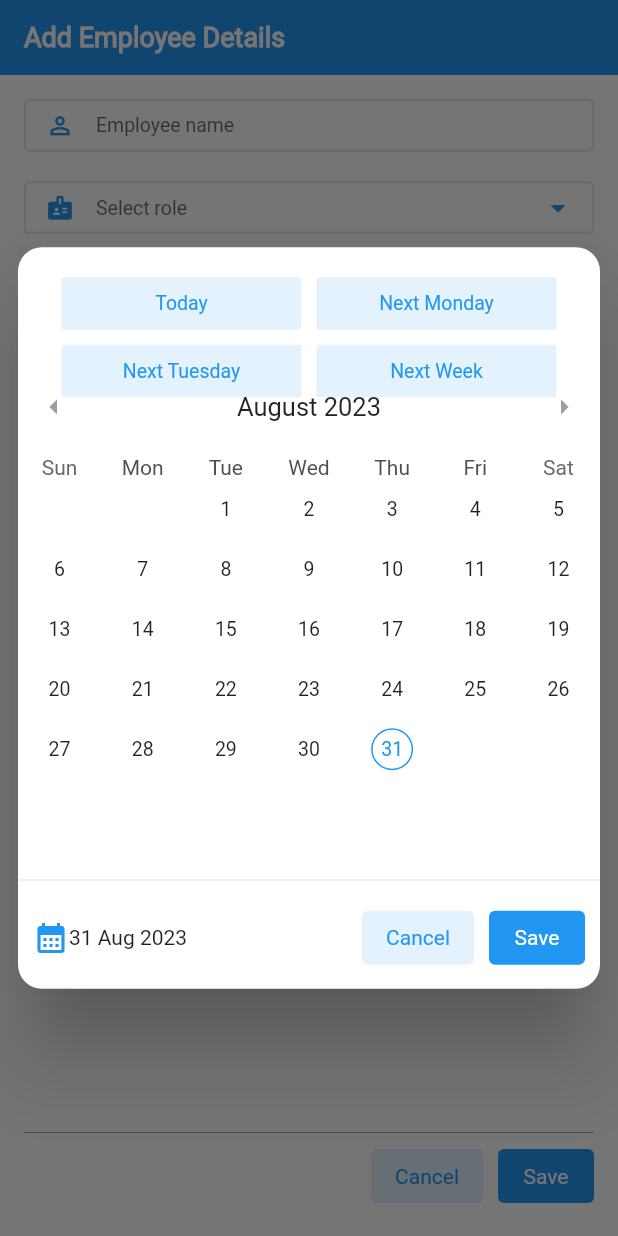
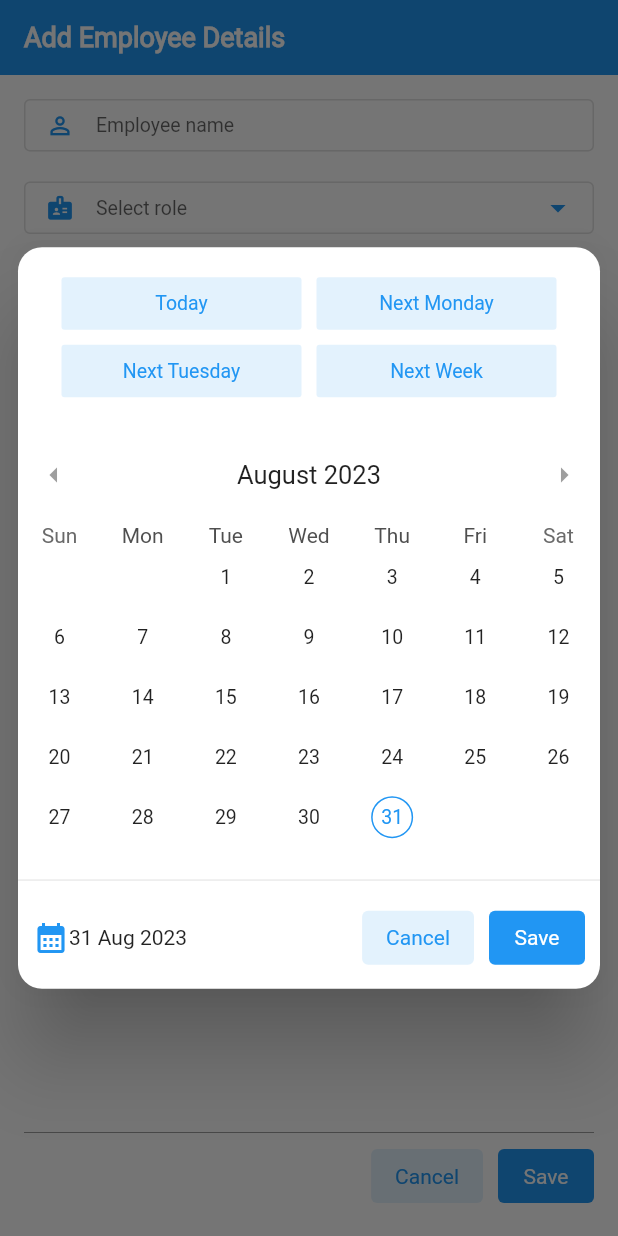
Before and after one commit to CodeRebirth/simple_employee_management, a Flutter app: the AddOrEditEmployeeDetails screen opened directly, after a tap on "Today", on a phone screen of 412 x 824 dp. Run offline on Flutter 3.47's test engine with Material 2 defaults, Android fonts, the phone set to English and light mode, and no system bars; drawn by our look-alikes of table_calendar; our stand-ins replace bloc, equatable, flutter_bloc, flutter_svg, sqflite; accounts and stored records are empty.

Commit message:
added bug fixes

```diff
--- a/lib/ui/screens/add_employee.dart
+++ b/lib/ui/screens/add_employee.dart
@@ -70,8 +70,7 @@ class _AddEmployeeDetailsState extends State<AddOrEditEmployeeDetails> {
                   child: Center(
                     child: Column(
                       children: [
-                        Expanded(
-                          child: Container(
+                        Container(
                             padding: const EdgeInsets.all(10.0),
                             alignment: Alignment.center,
                             child: Wrap(
@@ -187,6 +186,8 @@ class _AddEmployeeDetailsState extends State<AddOrEditEmployeeDetails> {
                                   )
                               ],
                             )),
+                        Container(
+                          height: 10,
                         ),
                         TableCalendar(
                           calendarStyle: CalendarStyle(
@@ -283,7 +284,9 @@ class _AddEmployeeDetailsState extends State<AddOrEditEmployeeDetails> {
                                           style: ElevatedButton.styleFrom(elevation: 0),
                                           onPressed: () {
                                             if (whichDate == "joinDate") {
+                                              if (selectedDay != null) {
                                                 joiningDateController.text = DateFormat('dd MMM yyyy').format(selectedDay!);
+                                              }
                                               Navigator.of(context).pop();
                                             } else {
                                               if (selectedDay != null) {
```
Also changed, not shown: lib/bloc/employee_list_bloc.dart (+2 -8 lines). Lines whose indentation alone changed are shown as unchanged.
